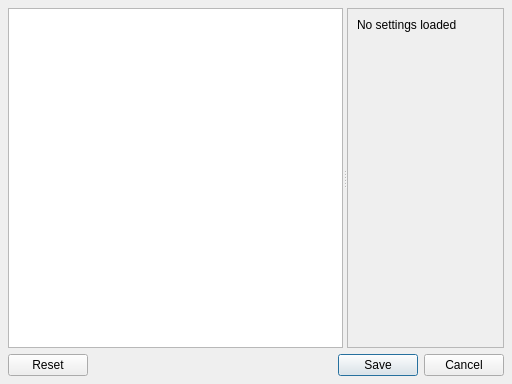
This is core/ui/settings_ui.ui in mjbonnington/icarus-gps as Qt 5 draws it before an edit. The edited form follows.
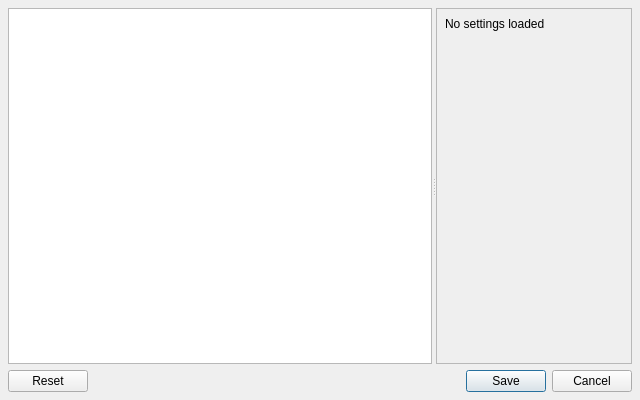
This is the edited form.

Diff of the .ui file:
```diff
--- a/core/ui/settings_ui.ui
+++ b/core/ui/settings_ui.ui
@@ -6,8 +6,8 @@
    <rect>
     <x>0</x>
     <y>0</y>
-    <width>512</width>
-    <height>384</height>
+    <width>640</width>
+    <height>400</height>
    </rect>
   </property>
   <property name="windowTitle">
@@ -30,9 +30,6 @@
      </property>
      <widget class="QListWidget" name="categories_listWidget"/>
      <widget class="QScrollArea" name="settings_scrollArea">
-      <property name="styleSheet">
-       <string notr="true"/>
-      </property>
       <property name="widgetResizable">
        <bool>true</bool>
       </property>
@@ -47,8 +44,8 @@
         <rect>
          <x>0</x>
          <y>0</y>
-         <width>150</width>
-         <height>337</height>
+         <width>190</width>
+         <height>353</height>
         </rect>
        </property>
        <property name="noBackground" stdset="0">
@@ -67,6 +64,12 @@
            <property name="fieldGrowthPolicy">
             <enum>QFormLayout::ExpandingFieldsGrow</enum>
            </property>
+           <property name="labelAlignment">
+            <set>Qt::AlignRight|Qt::AlignTrailing|Qt::AlignVCenter</set>
+           </property>
+           <property name="margin">
+            <number>8</number>
+           </property>
            <item row="1" column="0">
             <widget class="QLabel" name="placeholder_label">
              <property name="text">
```
